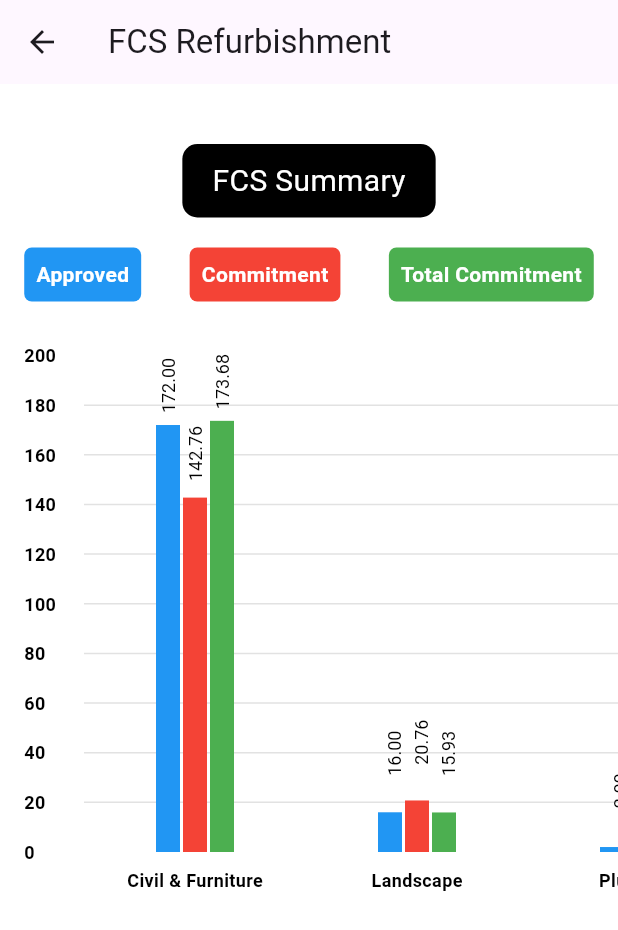
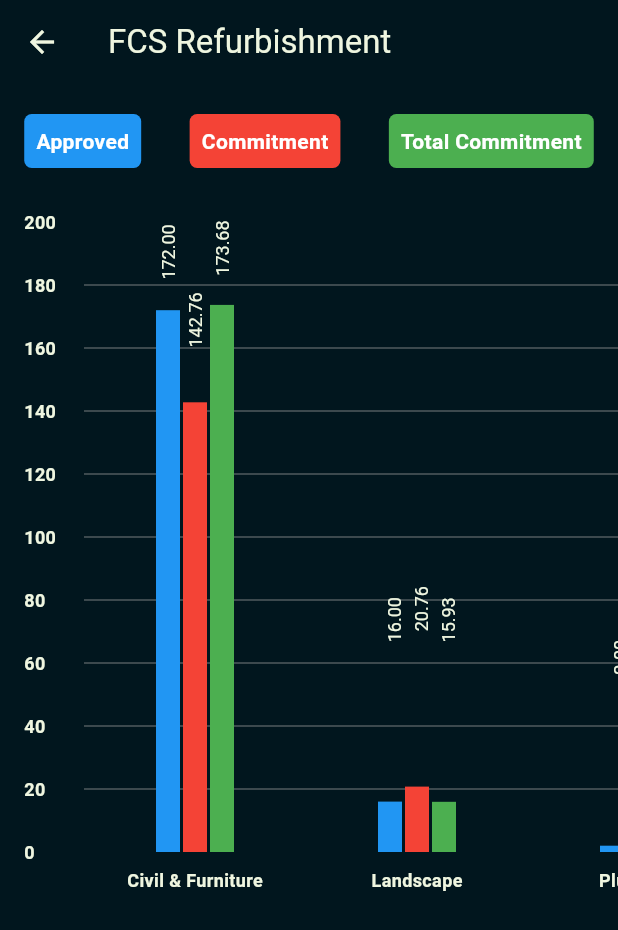
Before and after one commit to NepThunder/vizscope, a Flutter app: the FCSRefurbishment screen opened directly, on a phone screen of 412 x 824 dp. Shown: the top 930 px of the screen. Run offline on Flutter 3.47's test engine with Material 3 defaults, Android fonts, the phone set to English and light mode, and no system bars; drawn by our look-alikes of fl_chart; our stand-ins replace connectivity_plus, firebase_auth, firebase_core, flutter_dotenv, get, image_picker and 3 more; accounts and stored records are empty.

Commit message:
modified:   lib/pages/project details/fcs_refurbishment.dart 	modified:   lib/pages/project details/schedule.dart

```diff
--- a/lib/pages/project details/fcs_refurbishment.dart
+++ b/lib/pages/project details/fcs_refurbishment.dart
@@ -2,6 +2,7 @@ import 'dart:math';
 
 import 'package:fl_chart/fl_chart.dart';
 import 'package:flutter/material.dart';
+import 'package:vizscope/colors.dart';
 
 class FCSRefurbishment extends StatefulWidget {
   const FCSRefurbishment({super.key});
@@ -24,26 +25,28 @@ class _FCSRefurbishmentState extends State<FCSRefurbishment> {
   Widget build(BuildContext context) {
     return Scaffold(
       appBar: AppBar(
+        foregroundColor: AppColor.textColor,
+        backgroundColor: Colors.transparent,
         title: const Text("FCS Refurbishment"),
       ),
-      backgroundColor: Colors.white,
+      backgroundColor: AppColor.bgColor,
       body: Column(
         children: [
-          const SizedBox(height: 40),
-          Container(
-            padding: const EdgeInsets.symmetric(vertical: 10, horizontal: 20),
-            decoration: BoxDecoration(
-              color: Colors.black,
-              borderRadius: BorderRadius.circular(10),
-            ),
-            child: const Text(
-              'FCS Summary',
-              style: TextStyle(
-                color: Colors.white,
-                fontSize: 20,
-              ),
-            ),
-          ),
+          // const SizedBox(height: 20),
+          // Container(
+          //   padding: const EdgeInsets.symmetric(vertical: 10, horizontal: 20),
+          //   decoration: BoxDecoration(
+          //     color: AppColor.textColor,
+          //     borderRadius: BorderRadius.circular(10),
+          //   ),
+          //   child: const Text(
+          //     'FCS Summary',
+          //     style: TextStyle(
+          //       color: AppColor.textColor,
+          //       fontSize: 20,
+          //     ),
+          //   ),
+          // ),
           const SizedBox(height: 20),
           Row(
             mainAxisAlignment: MainAxisAlignment.spaceAround,
@@ -86,7 +89,7 @@ class _FCSRefurbishmentState extends State<FCSRefurbishment> {
                                   return Text(
                                     value.toInt().toString(),
                                     style: const TextStyle(
-                                      color: Colors.black,
+                                      color: AppColor.textColor,
                                       fontWeight: FontWeight.bold,
                                       fontSize: 12,
                                     ),
@@ -106,7 +109,7 @@ class _FCSRefurbishmentState extends State<FCSRefurbishment> {
                                   return Text(
                                     value.toInt().toString(),
                                     style: const TextStyle(
-                                      color: Colors.black,
+                                      color: AppColor.textColor,
                                       fontWeight: FontWeight.bold,
                                       fontSize: 12,
                                     ),
@@ -123,7 +126,8 @@ class _FCSRefurbishmentState extends State<FCSRefurbishment> {
                             verticalInterval: 1,
                             getDrawingHorizontalLine: (value) {
                               return FlLine(
-                                color: Colors.grey.withOpacity(0.3),
+                                // color: Colors.grey.withOpacity(0.3),
+                                color: Colors.grey.withOpacity(0.5),
                                 strokeWidth: 1,
                               );
                             },
@@ -163,7 +167,7 @@ class _FCSRefurbishmentState extends State<FCSRefurbishment> {
 
   Widget getBottomTitles(double value, TitleMeta meta) {
     const style = TextStyle(
-      color: Colors.black,
+      color: AppColor.textColor,
       fontWeight: FontWeight.bold,
       fontSize: 12,
     );
@@ -267,7 +271,7 @@ class ValueLabelPainter extends CustomPainter {
       for (int j = 0; j < data[i].length; j++) {
         textPainter.text = TextSpan(
           text: data[i][j].toStringAsFixed(2),
-          style: const TextStyle(color: Colors.black, fontSize: 12),
+          style: const TextStyle(color: AppColor.textColor, fontSize: 12),
         );
         textPainter.layout();
 
```
Also changed, not shown: lib/pages/project details/schedule.dart (+96 -2 lines).
